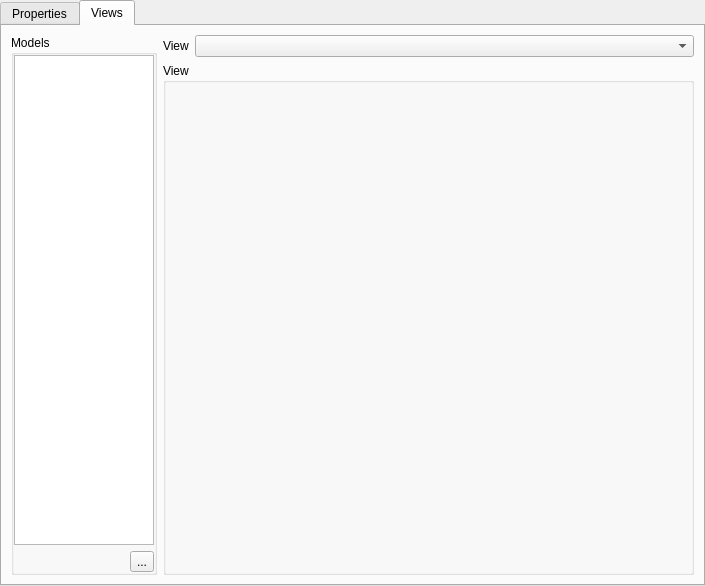
Qt form src/plugins/OpenSpeedShop/Experiment/ExperimentWidget.ui (OpenSpeedShop/gui) before a commit.
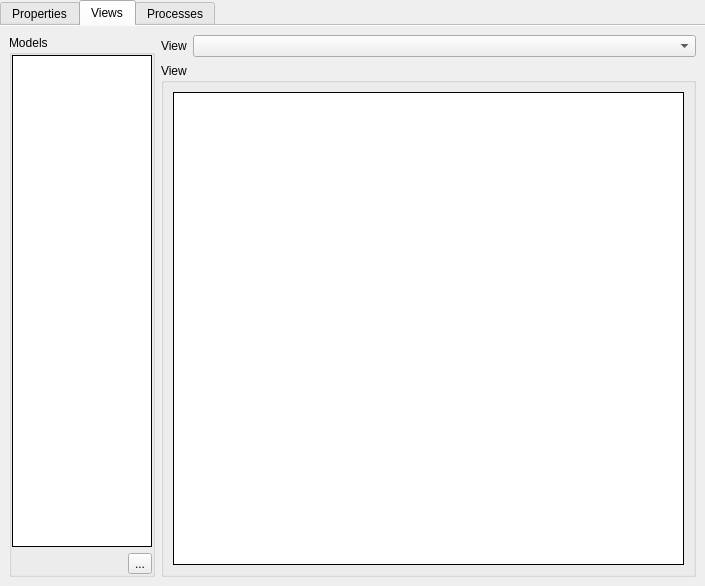
The same form after that commit. Icons and pictures are not drawn.

Diff of the .ui file:
```diff
--- a/src/plugins/OpenSpeedShop/Experiment/ExperimentWidget.ui
+++ b/src/plugins/OpenSpeedShop/Experiment/ExperimentWidget.ui
@@ -22,7 +22,7 @@
      <property name="currentIndex">
       <number>1</number>
      </property>
-     <property name="movable">
+     <property name="documentMode">
       <bool>true</bool>
      </property>
      <widget class="QWidget" name="tabExperimentProperties">
@@ -308,6 +308,12 @@
               <height>0</height>
              </size>
             </property>
+            <property name="frameShape">
+             <enum>QFrame::Box</enum>
+            </property>
+            <property name="frameShadow">
+             <enum>QFrame::Plain</enum>
+            </property>
            </widget>
           </item>
           <item>
@@ -376,11 +382,33 @@
          <property name="title">
           <string>View</string>
          </property>
-         <layout class="QHBoxLayout" name="horizontalLayout_4"/>
+         <layout class="QHBoxLayout" name="horizontalLayout_4">
+          <item>
+           <widget class="QTreeView" name="treeView">
+            <property name="frameShape">
+             <enum>QFrame::Box</enum>
+            </property>
+            <property name="frameShadow">
+             <enum>QFrame::Plain</enum>
+            </property>
+            <property name="alternatingRowColors">
+             <bool>true</bool>
+            </property>
+            <property name="indentation">
+             <number>10</number>
+            </property>
+           </widget>
+          </item>
+         </layout>
         </widget>
        </item>
       </layout>
      </widget>
+     <widget class="QWidget" name="tabProcesses">
+      <attribute name="title">
+       <string>Processes</string>
+      </attribute>
+     </widget>
     </widget>
    </item>
   </layout>
```
Left out of the diff: 6 changed lines with no effect on the pictures.
